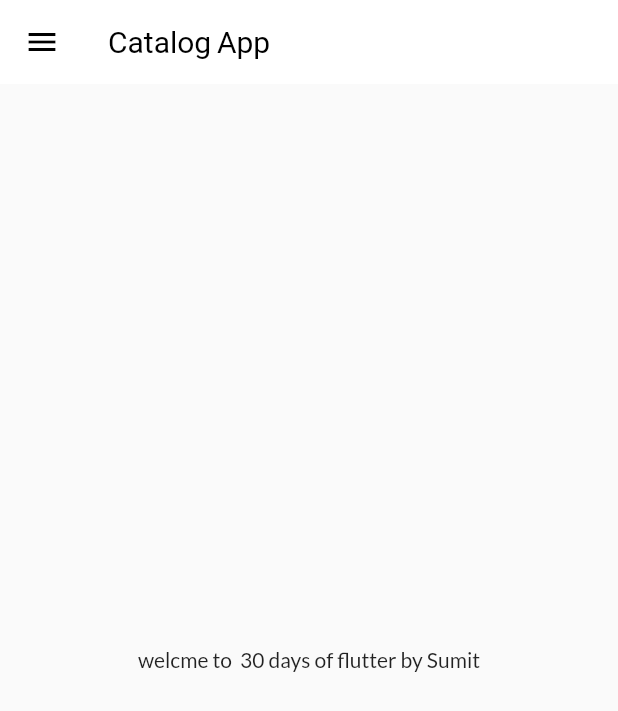
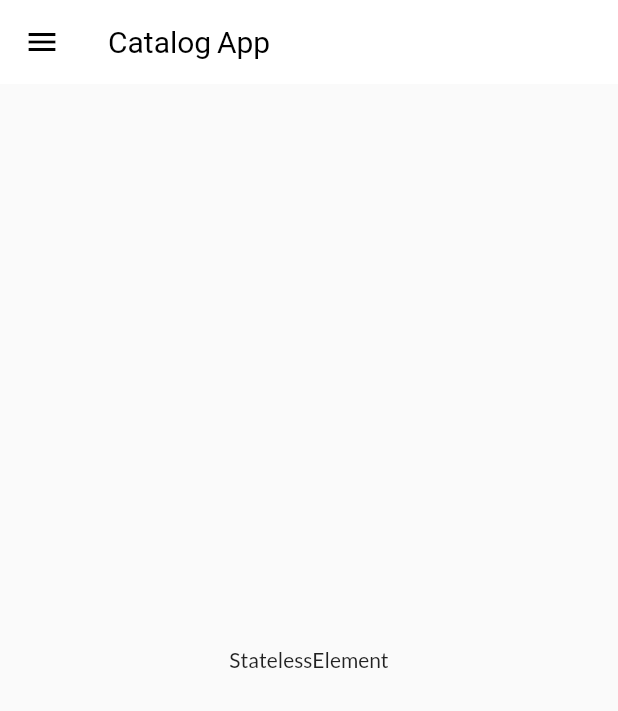
Before and after one commit to sumit2060049/30daysofflutter, a Flutter app: the screen it shows after launch, on a phone screen of 412 x 824 dp. Shown: the top 711 px of the screen. Run offline on Flutter 3.47's test engine with Material 2 defaults, Android fonts, the phone set to English and light mode, and no system bars; our stand-ins replace google_fonts.

Commit message:
day11completed

```diff
--- a/lib/pages/home_page.dart
+++ b/lib/pages/home_page.dart
@@ -17,7 +17,7 @@ class HomePage extends StatelessWidget {
       ),
       body: Center(
         child: Container(
-          child: Text("welcme to  ${days} days of flutter by $name"),
+          child: Text(context.runtimeType.toString()),
         ),
       ),
       drawer: MyDrawer(),
```
